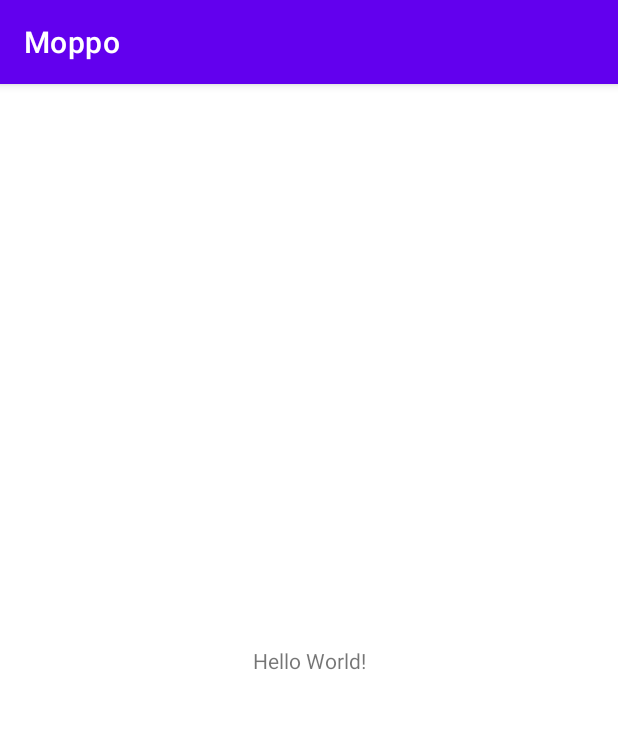
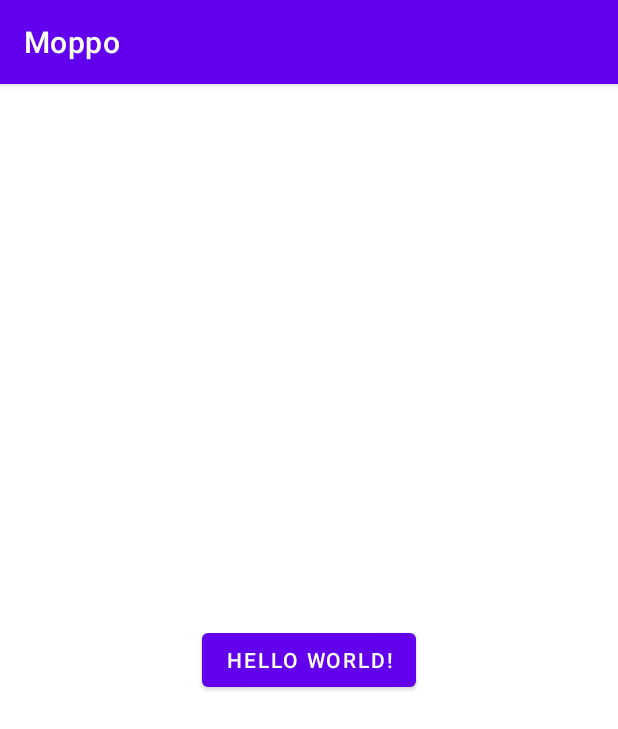
Before and after one commit to soe-un/moppo, an Android app: the screen it shows after launch (MainActivity), on a phone screen of 412 x 824 dp. Shown: the top 729 px of the screen. Run offline under Robolectric (Android 15) with nearby library versions, the phone set to English and light mode, and no system bars.

Commit message:
Add button

```diff
--- a/app/src/main/res/layout/activity_main.xml
+++ b/app/src/main/res/layout/activity_main.xml
@@ -15,4 +15,13 @@
         app:layout_constraintRight_toRightOf="parent"
         app:layout_constraintTop_toTopOf="parent" />
 
+    <Button
+        android:layout_width="wrap_content"
+        android:layout_height="wrap_content"
+        android:text="Hello World!"
+        app:layout_constraintBottom_toBottomOf="parent"
+        app:layout_constraintLeft_toLeftOf="parent"
+        app:layout_constraintRight_toRightOf="parent"
+        app:layout_constraintTop_toTopOf="parent" />
+
 </androidx.constraintlayout.widget.ConstraintLayout>
```
